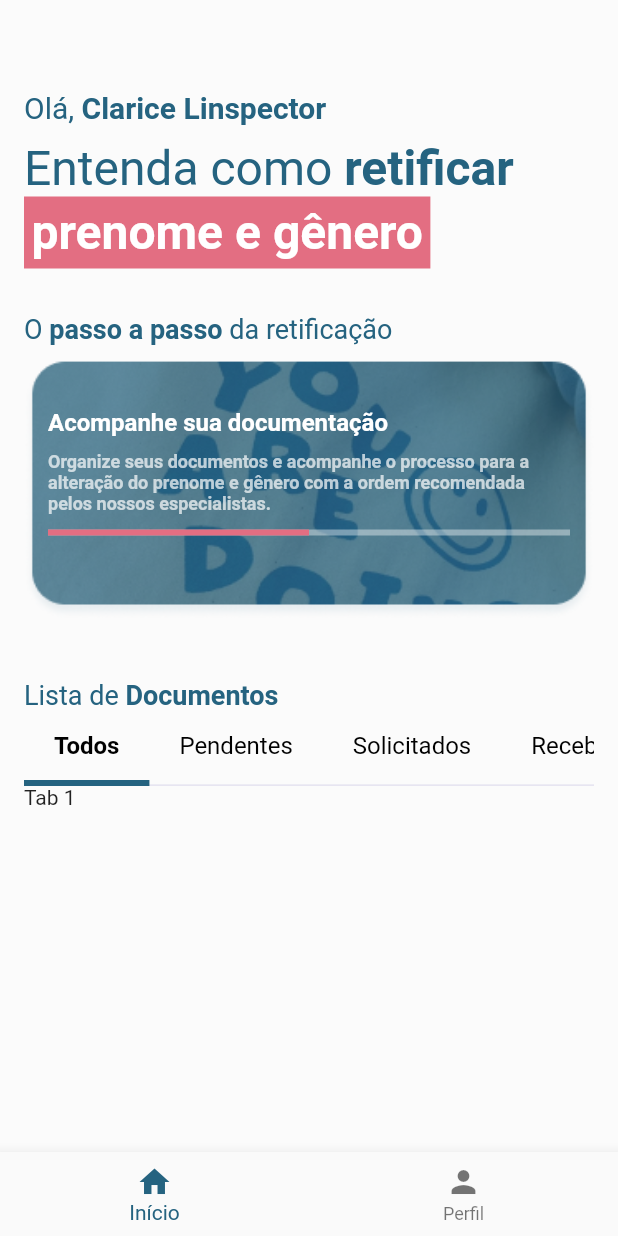
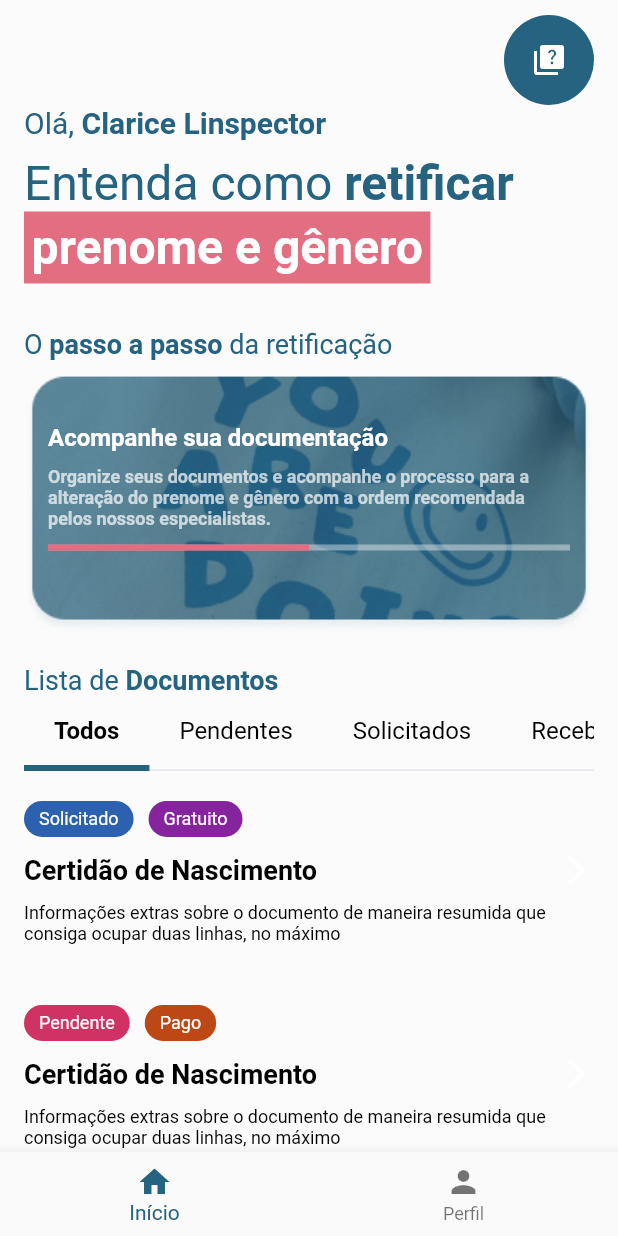
Before and after one commit to ambitencourt/ods10, a Flutter app: the screen it shows after launch, on a phone screen of 412 x 824 dp. Run offline on Flutter 3.47's test engine with Material 2 defaults, Android fonts, the phone set to English and light mode, and no system bars; our stand-ins replace flutter_mobx, flutter_modular, google_fonts, mobx, percent_indicator; generated files the repository leaves out were written again; Roboto replaces fonts that are missing (Ubuntu).

Commit message:
finishes home page ui

```diff
--- a/lib/app/common/resources/theme_manager.dart
+++ b/lib/app/common/resources/theme_manager.dart
@@ -10,6 +10,6 @@ ThemeData getLightTheme() {
       secondary: AppColors.secondary,
     ),
     scaffoldBackgroundColor: AppColors.background,
-    iconTheme: const IconThemeData(color: AppColors.primary),
+    iconTheme: const IconThemeData(color: AppColors.white),
   );
 }
--- /dev/null
+++ b/lib/app/modules/journey/domain/entities/document_entity.dart
@@ -0,0 +1,23 @@
+class DocumentEntity {
+  String id;
+  String name;
+  String description;
+  double price;
+  String link;
+  String location;
+  String duration;
+  int order;
+  String status;
+
+  DocumentEntity({
+    required this.id,
+    required this.name,
+    required this.description,
+    required this.price,
+    required this.link,
+    required this.location,
+    required this.duration,
+    required this.order,
+    required this.status,
+  });
+}
--- a/lib/app/modules/journey/presentation/pages/home_page.dart
+++ b/lib/app/modules/journey/presentation/pages/home_page.dart
@@ -3,7 +3,10 @@ import 'package:flutter_modular/flutter_modular.dart';
 import 'package:ods10/app/common/resources/app_colors.dart';
 import 'package:ods10/app/common/resources/app_images.dart';
 import 'package:ods10/app/common/resources/app_text_styles.dart';
+import 'package:ods10/app/modules/journey/domain/entities/document_entity.dart';
 import 'package:ods10/app/modules/journey/presentation/controllers/home_controller.dart';
+import 'package:ods10/app/modules/journey/presentation/widgets/circular_buttom_widget.dart';
+import 'package:ods10/app/modules/journey/presentation/widgets/document_item_widget.dart';
 import 'package:ods10/app/modules/journey/presentation/widgets/personal_tabs.dart';
 
 class HomePage extends StatefulWidget {
@@ -36,6 +39,93 @@ class _HomePageState extends ModularState<HomePage, HomeController>
     ),
   ];
 
+  List<DocumentEntity> docs = [
+    DocumentEntity(
+      id: 'asdas',
+      name: 'Certidão de Nascimento',
+      description:
+          'Informações extras sobre o documento de maneira resumida que consiga ocupar duas linhas, no máximo',
+      duration: '1',
+      link: 'asdasdas',
+      location: 'asdasd',
+      order: 0,
+      price: 0.0,
+      status: 'requested',
+    ),
+    DocumentEntity(
+      id: 'asdas',
+      name: 'Certidão de Nascimento',
+      description:
+          'Informações extras sobre o documento de maneira resumida que consiga ocupar duas linhas, no máximo',
+      duration: '1',
+      link: 'asdasdas',
+      location: 'asdasd',
+      order: 0,
+      price: 1.0,
+      status: 'pending',
+    ),
+    DocumentEntity(
+      id: 'asdas',
+      name: 'Certidão de Nascimento',
+      description:
+          'Informações extras sobre o documento de maneira resumida que consiga ocupar duas linhas, no máximo',
+      duration: '1',
+      link: 'asdasdas',
+      location: 'asdasd',
+      order: 0,
+      price: 1.0,
+      status: 'pending',
+    ),
+    DocumentEntity(
+      id: 'asdas',
+      name: 'Certidão de Nascimento',
+      description:
+          'Informações extras sobre o documento de maneira resumida que consiga ocupar duas linhas, no máximo',
+      duration: '1',
+      link: 'asdasdas',
+      location: 'asdasd',
+      order: 0,
+      price: 1.0,
+      status: 'pending',
+    ),
+    DocumentEntity(
+      id: 'asdas',
+      name: 'Certidão de Nascimento',
+      description:
+          'Informações extras sobre o documento de maneira resumida que consiga ocupar duas linhas, no máximo',
+      duration: '1',
+      link: 'asdasdas',
+      location: 'asdasd',
+      order: 0,
+      price: 1.0,
+      status: 'pending',
+    ),
+    DocumentEntity(
+      id: 'asdas',
+      name: 'Certidão de Nascimento',
+      description:
+          'Informações extras sobre o documento de maneira resumida que consiga ocupar duas linhas, no máximo',
+      duration: '1',
+      link: 'asdasdas',
+      location: 'asdasd',
+      order: 0,
+      price: 1.0,
+      status: 'pending',
+    ),
+    DocumentEntity(
+      id: 'asdas',
+      name: 'Certidão de Nascimento',
+      description:
+          'Informações extras sobre o documento de maneira resumida que consiga ocupar duas linhas, no máximo',
+      duration: '1',
+      link: 'asdasdas',
+      location: 'asdasd',
+      order: 0,
+      price: 1.0,
+      status: 'pending',
+    ),
+  ];
+
   @override
   void initState() {
     controller.tabController =
@@ -55,19 +145,75 @@ class _HomePageState extends ModularState<HomePage, HomeController>
                 SliverToBoxAdapter(
                   child: _buildTopInfo(context),
                 ),
-                SliverToBoxAdapter(
-                  child: PersonalTabs(
-                    tabMenu: tabMenu,
-                    onTabSelect: (index) {},
-                    tabController: controller.tabController,
+                // SliverToBoxAdapter(
+                //   child: PersonalTabs(
+                //     tabMenu: tabMenu,
+                //     onTabSelect: (index) {},
+                //     tabController: controller.tabController,
+                //   ),
+                // ),
+                SliverAppBar(
+                  pinned: true,
+                  backgroundColor: AppColors.background,
+                  collapsedHeight: 91,
+                  elevation: 0,
+                  centerTitle: false,
+                  flexibleSpace: Column(
+                    crossAxisAlignment: CrossAxisAlignment.start,
+                    children: [
+                      const SizedBox(height: 20),
+                      RichText(
+                        text: TextSpan(
+                          children: [
+                            TextSpan(
+                              text: 'Lista de ',
+                              style: getRegularStyle(fontSize: 18),
+                            ),
+                            TextSpan(
+                              text: 'Documentos',
+                              style: getBoldStyle(fontSize: 18),
+                            ),
+                          ],
+                        ),
+                      ),
+                      PersonalTabs(
+                        tabMenu: tabMenu,
+                        onTabSelect: (index) {},
+                        tabController: controller.tabController,
+                      ),
+                    ],
                   ),
                 ),
               ];
             },
             body: TabBarView(
               controller: controller.tabController,
-              children: const <Widget>[
-                Text('Tab 1'),
+              children: <Widget>[
+                ListView(
+                  children: [
+                    ...docs.map((e) => DocumentItemWidget(item: e)),
+                  ],
+                ),
+                // CustomScrollView(
+                //   slivers: [
+                //     SliverList(
+                //       delegate: SliverChildBuilderDelegate(
+                //         (BuildContext context, int index) {
+                //           // This builder is called for each child.
+                //           // In this example, we just number each list item.
+                //           return ListTile(
+                //             title: Text('Item $index'),
+                //           );
+                //         },
+                //       ),
+                //     ),
+                //     Column(
+                //       children: [
+                //         ...docs.map((e) => DocumentItemWidget(item: e)),
+                //       ],
+                //     ),
+                //   ],
+                // ),
                 Text('Tab 2'),
                 Text('Tab 2'),
                 Text('Tab 2'),
@@ -87,7 +233,16 @@ class _HomePageState extends ModularState<HomePage, HomeController>
       mainAxisAlignment: MainAxisAlignment.start,
       crossAxisAlignment: CrossAxisAlignment.start,
       children: [
-        const SizedBox(height: 60),
+        const SizedBox(height: 10),
+        Align(
+          alignment: Alignment.centerRight,
+          child: CircularButtom(
+            child: const Icon(
+              Icons.quiz,
+            ),
+            onPress: () {},
+          ),
+        ),
         Row(
           children: [
             RichText(
@@ -152,21 +307,21 @@ class _HomePageState extends ModularState<HomePage, HomeController>
         ),
         const SizedBox(height: 10),
         _buildCentralImage(context),
-        const SizedBox(height: 40),
-        RichText(
-          text: TextSpan(
-            children: [
-              TextSpan(
-                text: 'Lista de ',
-                style: getRegularStyle(fontSize: 18),
-              ),
-              TextSpan(
-                text: 'Documentos',
-                style: getBoldStyle(fontSize: 18),
-              ),
-            ],
-          ),
-        ),
+        // const SizedBox(height: 40),
+        // RichText(
+        //   text: TextSpan(
+        //     children: [
+        //       TextSpan(
+        //         text: 'Lista de ',
+        //         style: getRegularStyle(fontSize: 18),
+        //       ),
+        //       TextSpan(
+        //         text: 'Documentos',
+        //         style: getBoldStyle(fontSize: 18),
+        //       ),
+        //     ],
+        //   ),
+        // ),
       ],
     );
   }
--- /dev/null
+++ b/lib/app/modules/journey/presentation/widgets/circular_buttom_widget.dart
@@ -0,0 +1,25 @@
+import 'package:flutter/material.dart';
+import 'package:ods10/app/common/resources/app_colors.dart';
+
+class CircularButtom extends StatelessWidget {
+  final Widget child;
+  final VoidCallback onPress;
+  const CircularButtom({Key? key, required this.child, required this.onPress})
+      : super(key: key);
+
+  @override
+  Widget build(BuildContext context) {
+    return InkWell(
+      onTap: onPress,
+      child: Container(
+        width: 60,
+        height: 60,
+        decoration: BoxDecoration(
+          color: AppColors.primary,
+          borderRadius: BorderRadius.circular(30),
+        ),
+        child: Center(child: child),
+      ),
+    );
+  }
+}
--- /dev/null
+++ b/lib/app/modules/journey/presentation/widgets/document_item_widget.dart
@@ -0,0 +1,73 @@
+import 'package:flutter/material.dart';
+import 'package:ods10/app/common/resources/app_colors.dart';
+import 'package:ods10/app/common/resources/app_text_styles.dart';
+import 'package:ods10/app/modules/journey/domain/entities/document_entity.dart';
+import 'package:ods10/app/modules/journey/utils/get_status_tag_color.dart';
+import 'package:ods10/app/modules/journey/utils/translate_status.dart';
+
+class DocumentItemWidget extends StatelessWidget {
+  final DocumentEntity item;
+  const DocumentItemWidget({
+    Key? key,
+    required this.item,
+  }) : super(key: key);
+
+  @override
+  Widget build(BuildContext context) {
+    return Padding(
+      padding: const EdgeInsets.symmetric(vertical: 20),
+      child: Column(
+        children: [
+          Row(
+            children: [
+              _buildTag(
+                translateStatus(item.status),
+                getStatusTagColor(item.status),
+              ),
+              const SizedBox(width: 10),
+              _buildTag(
+                translatePrice(item.price),
+                getPriceTagColor(item.price),
+              ),
+            ],
+          ),
+          const SizedBox(height: 10),
+          Row(
+            mainAxisAlignment: MainAxisAlignment.spaceBetween,
+            children: [
+              Text(
+                item.name,
+                style: getBoldStyle(fontSize: 18, color: AppColors.black),
+              ),
+              const Icon(Icons.arrow_forward_ios),
+            ],
+          ),
+          const SizedBox(height: 10),
+          Text(
+            item.description,
+            style: getRegularStyle(fontSize: 12, color: AppColors.black),
+          ),
+        ],
+      ),
+    );
+  }
+
+  Widget _buildTag(String label, Color color) {
+    return Container(
+      decoration: BoxDecoration(
+        color: color,
+        borderRadius: BorderRadius.circular(16),
+      ),
+      child: Padding(
+        padding: const EdgeInsets.symmetric(horizontal: 10, vertical: 5),
+        child: Text(
+          label,
+          style: getRegularStyle(
+            fontSize: 12,
+            color: AppColors.white,
+          ),
+        ),
+      ),
+    );
+  }
+}
--- /dev/null
+++ b/lib/app/modules/journey/utils/get_status_tag_color.dart
@@ -0,0 +1,19 @@
+import 'package:flutter/material.dart';
+import 'package:ods10/app/common/resources/app_colors.dart';
+
+Color getStatusTagColor(String status) {
+  switch (status) {
+    case 'requested':
+      return AppColors.requested;
+    case 'received':
+      return AppColors.received;
+    case 'pending':
+      return AppColors.pending;
+    default:
+      return AppColors.primary;
+  }
+}
+
+Color getPriceTagColor(double value) {
+  return value > 0 ? AppColors.paid : AppColors.free;
+}
--- /dev/null
+++ b/lib/app/modules/journey/utils/translate_status.dart
@@ -0,0 +1,16 @@
+String translateStatus(String status) {
+  switch (status) {
+    case 'requested':
+      return 'Solicitado';
+    case 'received':
+      return 'Recebido';
+    case 'pending':
+      return 'Pendente';
+    default:
+      return '';
+  }
+}
+
+String translatePrice(double value) {
+  return value > 0 ? 'Pago' : 'Gratuito';
+}
```
